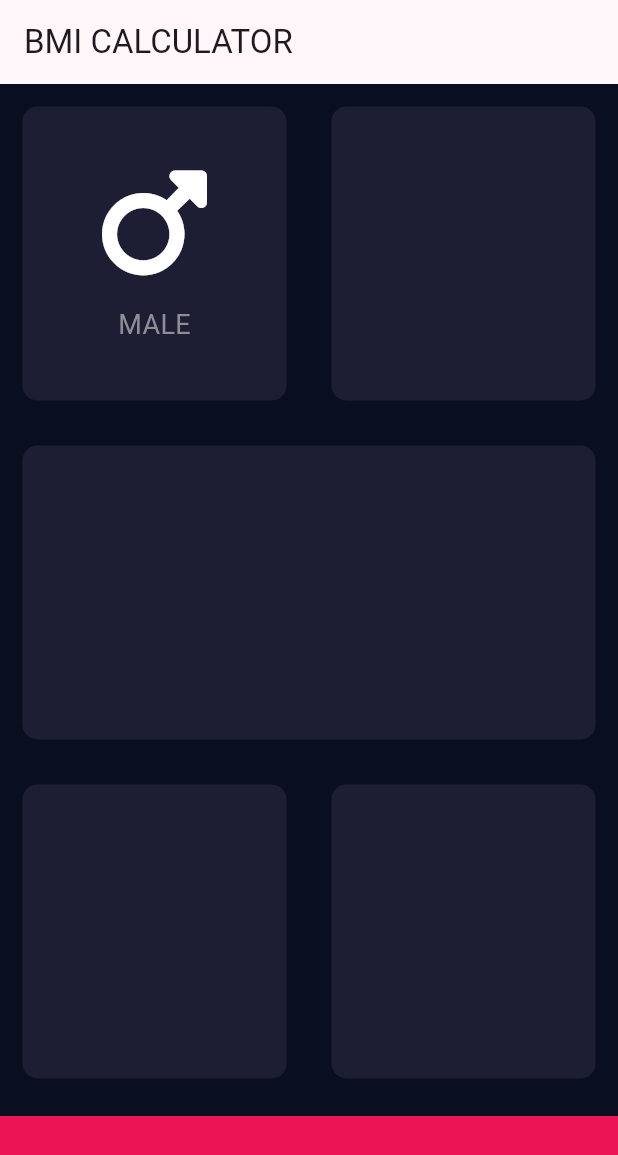
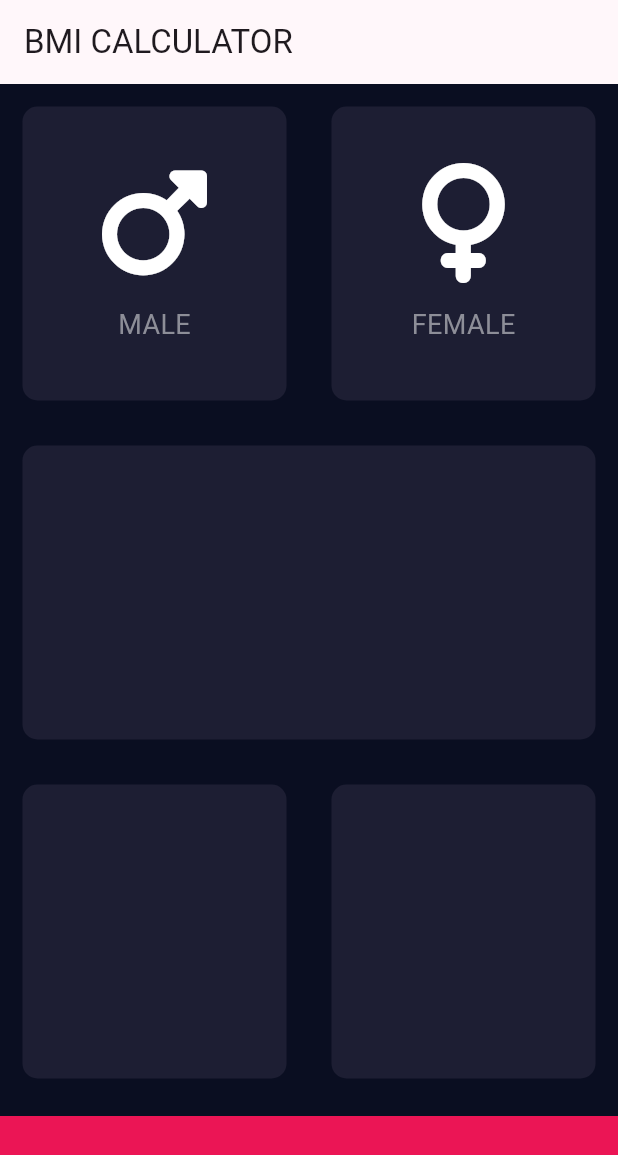
Before and after one commit to fontesrafa/Flutter-Udemy-AngelaYu, a Flutter app: the screen it shows after launch, on a phone screen of 412 x 824 dp. Shown: the top 1155 px of the screen. Run offline on Flutter 3.47's test engine with Material 2 defaults, Android fonts, the phone set to English and light mode, and no system bars; our stand-ins replace assets_audio_player, font_awesome_flutter.

Commit message:
Extrated IconContent widget

```diff
--- a/bmi_calculator/lib/input_page.dart
+++ b/bmi_calculator/lib/input_page.dart
@@ -23,36 +23,23 @@
         children: [
           Expanded(
             child: Row(
-              children: [
+              children: const [
                 Expanded(
                   child: ReusableCard(
                     color: activeCardColor,
-                    cardChild: Column(
-                      mainAxisAlignment: MainAxisAlignment.center,
-                      // ignore: prefer_const_literals_to_create_immutables
-                      children: const [
-                         Icon(
-                          FontAwesomeIcons.mars,
-                          size: 80.0,
-                          color: Colors.white,
-                        ),
-                         SizedBox(
-                          height: 15.0,
-                        ),
-                         Text(
-                          'MALE',
-                          style: TextStyle(
-                            fontSize: 18.0,
-                            color: Color(0xFF8D8E98)
-                          ),
-                        ),
-                      ],
+                    cardChild: IconContent(
+                      label: 'MALE',
+                      icon: FontAwesomeIcons.mars,
                     ),
                   ),
                 ),
-                const Expanded(
+                Expanded(
                   child: ReusableCard(
                     color: activeCardColor,
+                    cardChild: IconContent(
+                      label: 'FEMALE',
+                      icon: FontAwesomeIcons.venus,
+                    ),
                   ),
                 ),
               ],
@@ -99,6 +86,38 @@
   }
 }
 
+class IconContent extends StatelessWidget {
+  const IconContent({
+    Key? key,
+    required this.label,
+    required this.icon,
+  }) : super(key: key);
+  final String label;
+  final IconData icon;
+
+  @override
+  Widget build(BuildContext context) {
+    return Column(
+      mainAxisAlignment: MainAxisAlignment.center,
+      // ignore: prefer_const_literals_to_create_immutables
+      children: [
+        Icon(
+          icon,
+          size: 80.0,
+          color: Colors.white,
+        ),
+        const SizedBox(
+          height: 15.0,
+        ),
+        Text(
+          label,
+          style: const TextStyle(fontSize: 18.0, color: Color(0xFF8D8E98)),
+        ),
+      ],
+    );
+  }
+}
+
 class ReusableCard extends StatelessWidget {
   const ReusableCard({Key? key, required this.color, this.cardChild})
       : super(key: key);
```
